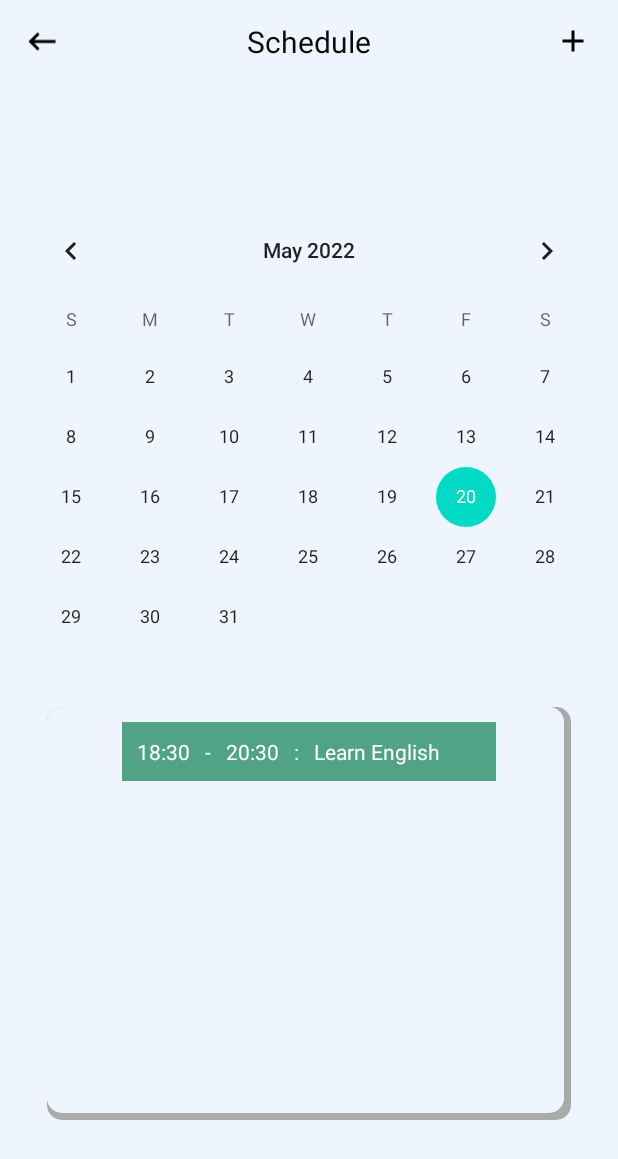
After one commit to ntdat1107/TimerDDLT, an Android app: the layout schedule_page.xml on its own in the app's theme, with its tools: preview values and no code run, on a phone screen of 412 x 824 dp. The commit adds this screen. Shown: the top 1159 px of the screen. Run offline under Robolectric (Android 15) with nearby library versions, the phone set to English and light mode, and no system bars.

Commit message:
add UI P2

```diff
--- /dev/null
+++ b/app/src/main/res/drawable/ic_add.xml
@@ -0,0 +1,5 @@
+<vector android:height="24dp" android:tint="#000000"
+    android:viewportHeight="24" android:viewportWidth="24"
+    android:width="24dp" xmlns:android="http://schemas.android.com/apk/res/android">
+    <path android:fillColor="@android:color/white" android:pathData="M19,13h-6v6h-2v-6H5v-2h6V5h2v6h6v2z"/>
+</vector>
--- /dev/null
+++ b/app/src/main/res/drawable/ic_back_sche.xml
@@ -0,0 +1,5 @@
+<vector android:height="24dp" android:tint="#000000"
+    android:viewportHeight="24" android:viewportWidth="24"
+    android:width="24dp" xmlns:android="http://schemas.android.com/apk/res/android">
+    <path android:fillColor="@android:color/white" android:pathData="M11.67,3.87L9.9,2.1 0,12l9.9,9.9 1.77,-1.77L3.54,12z"/>
+</vector>
--- /dev/null
+++ b/app/src/main/res/drawable/ic_next_sche.xml
@@ -0,0 +1,5 @@
+<vector android:height="24dp" android:tint="#000000"
+    android:viewportHeight="24" android:viewportWidth="24"
+    android:width="24dp" xmlns:android="http://schemas.android.com/apk/res/android">
+    <path android:fillColor="@android:color/white" android:pathData="M5.88,4.12L13.76,12l-7.88,7.88L8,22l10,-10L8,2z"/>
+</vector>
--- /dev/null
+++ b/app/src/main/res/drawable/shadow_schedule.xml
@@ -0,0 +1,18 @@
+<?xml version="1.0" encoding="utf-8"?>
+<layer-list xmlns:android="http://schemas.android.com/apk/res/android">
+    <item >
+        <shape
+            android:shape="rectangle">
+            <solid android:color="@android:color/darker_gray" />
+            <corners android:radius="10dp"/>
+        </shape>
+    </item>
+    <item android:right="5dp"  android:bottom="5dp">
+        <shape
+            android:shape="rectangle">
+            <solid android:color="@color/background_color"/>
+            <corners android:radius="10dp"/>
+        </shape>
+    </item>
+
+</layer-list>
--- /dev/null
+++ b/app/src/main/res/layout/item_schedule.xml
@@ -0,0 +1,65 @@
+<?xml version="1.0" encoding="utf-8"?>
+<androidx.constraintlayout.widget.ConstraintLayout xmlns:android="http://schemas.android.com/apk/res/android"
+    xmlns:app="http://schemas.android.com/apk/res-auto"
+    xmlns:tools="http://schemas.android.com/tools"
+    android:layout_width="match_parent"
+    android:layout_height="match_parent">
+
+
+    <LinearLayout
+        android:id="@+id/item_sche"
+        android:layout_width="0dp"
+        android:layout_height="wrap_content"
+        android:layout_marginStart="50dp"
+        android:layout_marginTop="10dp"
+        android:layout_marginEnd="50dp"
+        android:background="@color/time_line_description"
+        android:orientation="horizontal"
+        android:paddingTop="10dp"
+        android:paddingBottom="10dp"
+        app:layout_constraintEnd_toEndOf="parent"
+        app:layout_constraintStart_toStartOf="parent"
+        app:layout_constraintTop_toTopOf="parent">
+
+        <TextView
+            android:id="@+id/start_time"
+            android:layout_width="wrap_content"
+            android:layout_height="match_parent"
+            android:layout_marginLeft="10dp"
+            android:layout_marginRight="10dp"
+            android:text="@string/schedule_start_time"
+            android:textColor="@color/white" />
+
+        <TextView
+            android:id="@+id/colon"
+            android:layout_width="wrap_content"
+            android:layout_height="match_parent"
+            android:layout_marginRight="10dp"
+            android:text="@string/schedule_line"
+            android:textColor="@color/white" />
+
+        <TextView
+            android:id="@+id/end_time"
+            android:layout_width="wrap_content"
+            android:layout_height="match_parent"
+            android:layout_marginRight="10dp"
+            android:text="@string/schedule_end_time"
+            android:textColor="@color/white" />
+
+        <TextView
+            android:id="@+id/sche_colon"
+            android:layout_width="wrap_content"
+            android:layout_height="match_parent"
+            android:layout_marginRight="10dp"
+            android:text="@string/colon"
+            android:textColor="@color/white" />
+
+        <TextView
+            android:id="@+id/description"
+            android:layout_width="wrap_content"
+            android:layout_height="match_parent"
+            android:layout_weight="1"
+            android:text="@string/schedule_description"
+            android:textColor="@color/white" />
+    </LinearLayout>
+</androidx.constraintlayout.widget.ConstraintLayout>
--- a/app/src/main/res/layout/item_timeline.xml
+++ b/app/src/main/res/layout/item_timeline.xml
@@ -106,7 +106,7 @@
                     android:layout_width="match_parent"
                     android:layout_height="wrap_content"
                     android:background="@color/time_line_description"
-                    android:text="@string/time_line_desciption"
+                    android:text="@string/time_line_description"
                     android:textColor="@color/white"
                     android:textSize="24sp" />
             </LinearLayout>
--- /dev/null
+++ b/app/src/main/res/layout/schedule_page.xml
@@ -0,0 +1,97 @@
+<?xml version="1.0" encoding="utf-8"?>
+<androidx.constraintlayout.widget.ConstraintLayout xmlns:android="http://schemas.android.com/apk/res/android"
+    xmlns:app="http://schemas.android.com/apk/res-auto"
+    xmlns:tools="http://schemas.android.com/tools"
+    android:layout_width="match_parent"
+    android:layout_height="match_parent"
+    android:background="@color/background_color">
+
+    <androidx.appcompat.widget.Toolbar
+        android:id="@+id/toolbar_chat3"
+        android:layout_width="match_parent"
+        android:layout_height="wrap_content"
+        android:background="@color/background_color"
+        android:minHeight="?attr/actionBarSize"
+        app:layout_constraintEnd_toEndOf="parent"
+        app:layout_constraintStart_toStartOf="parent"
+        app:layout_constraintTop_toTopOf="parent">
+
+        <LinearLayout
+            android:layout_width="match_parent"
+            android:layout_height="wrap_content"
+            android:orientation="horizontal">
+
+            <ImageView
+                android:id="@+id/icon_back"
+                android:layout_width="wrap_content"
+                android:layout_height="match_parent"
+                android:layout_gravity="center"
+                android:contentDescription="@string/menu_icon"
+                android:src="@drawable/ic_back"
+                app:tint="@color/black" />
+
+            <LinearLayout
+                android:layout_width="match_parent"
+                android:layout_height="wrap_content"
+                android:layout_gravity="center"
+                android:layout_marginStart="10dp"
+                android:layout_marginEnd="50dp"
+                android:gravity="center"
+                android:orientation="horizontal">
+
+                <TextView
+                    android:id="@+id/timeline_text"
+                    android:layout_width="match_parent"
+                    android:layout_height="match_parent"
+                    android:layout_gravity="center"
+                    android:text="@string/schedule"
+                    android:textAlignment="center"
+                    android:textColor="@color/text_color"
+                    android:textSize="20sp" />
+
+            </LinearLayout>
+
+            <ImageView
+                android:id="@+id/icon_add"
+                android:layout_width="match_parent"
+                android:layout_height="wrap_content"
+                android:layout_gravity="center"
+                android:layout_marginStart="-50dp"
+                android:layout_marginEnd="10dp"
+                android:contentDescription="@string/menu_icon"
+                android:src="@drawable/ic_add"
+                app:tint="@color/black" />
+
+        </LinearLayout>
+    </androidx.appcompat.widget.Toolbar>
+
+    <LinearLayout
+        android:layout_width="409dp"
+        android:layout_height="673dp"
+        android:layout_marginStart="30dp"
+        android:layout_marginEnd="30dp"
+        android:orientation="vertical"
+        app:layout_constraintBottom_toBottomOf="parent"
+        app:layout_constraintEnd_toEndOf="parent"
+        app:layout_constraintStart_toStartOf="parent"
+        app:layout_constraintTop_toBottomOf="@+id/toolbar_chat3">
+
+        <CalendarView
+            android:id="@+id/simpleCalendarView"
+            android:layout_width="match_parent"
+            android:layout_height="wrap_content"
+            android:layout_marginTop="30dp" />
+
+        <androidx.recyclerview.widget.RecyclerView
+            android:id="@+id/list_scheduled_task"
+            android:layout_width="match_parent"
+            android:layout_height="match_parent"
+            android:layout_marginStart="30dp"
+            android:layout_marginEnd="30dp"
+            android:layout_marginBottom="30dp"
+            android:background="@drawable/shadow_schedule"
+            tools:listitem="@layout/item_schedule" />
+
+
+    </LinearLayout>
+</androidx.constraintlayout.widget.ConstraintLayout>
--- a/app/src/main/res/values/strings.xml
+++ b/app/src/main/res/values/strings.xml
@@ -2,6 +2,7 @@
     <string name="app_name">TimerDDLT</string>
     <string name="homepage">Home Page</string>
     <string name="timeline">Timeline</string>
+    <string name="schedule">Schedule</string>
     <string name="menu_icon"></string>
     <string name="task">Study</string>
     <string name="description">Description</string>
@@ -15,6 +16,11 @@
     <string name="timeline_minute">51</string>
     <string name="content_icon_default"></string>
     <string name="time_line_title">Study</string>
-    <string name="time_line_desciption">Desciption: \n Study PPL in 15m</string>
-
+    <string name="time_line_description">Description: \n Study PPL in 15m</string>
+    <string name="schedule_month">April</string>
+    <string name="schedule_year">2022</string>
+    <string name="schedule_start_time">18:30</string>
+    <string name="schedule_line">-</string>
+    <string name="schedule_end_time">20:30</string>
+    <string name="schedule_description">Learn English</string>
 </resources>
```
